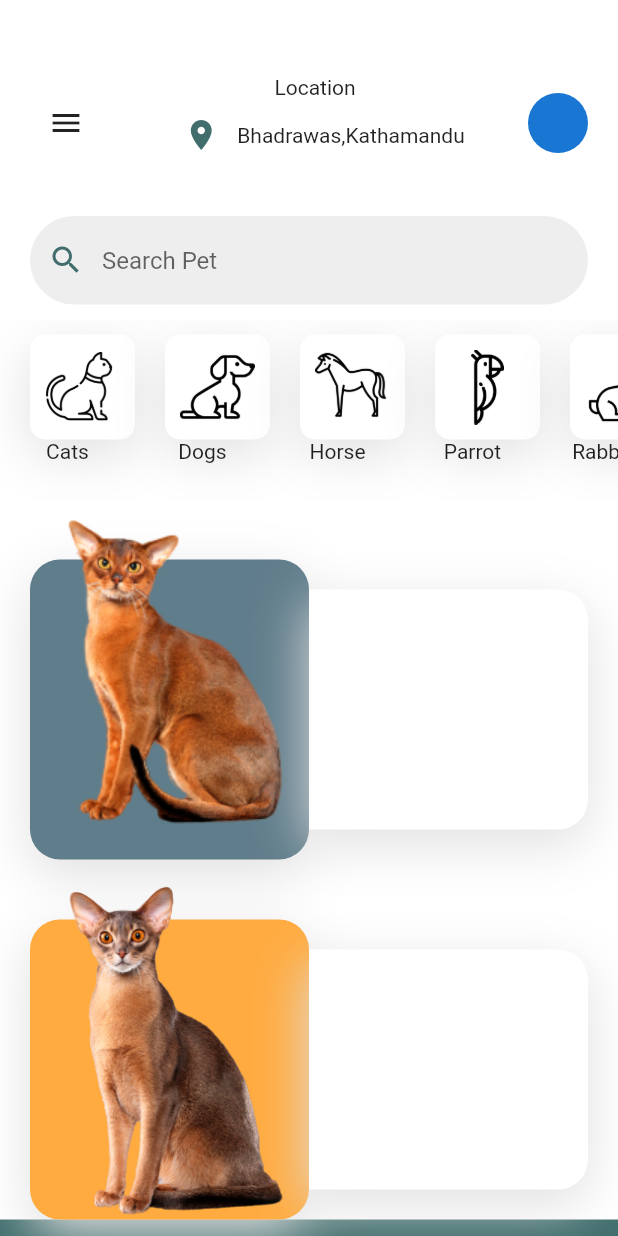
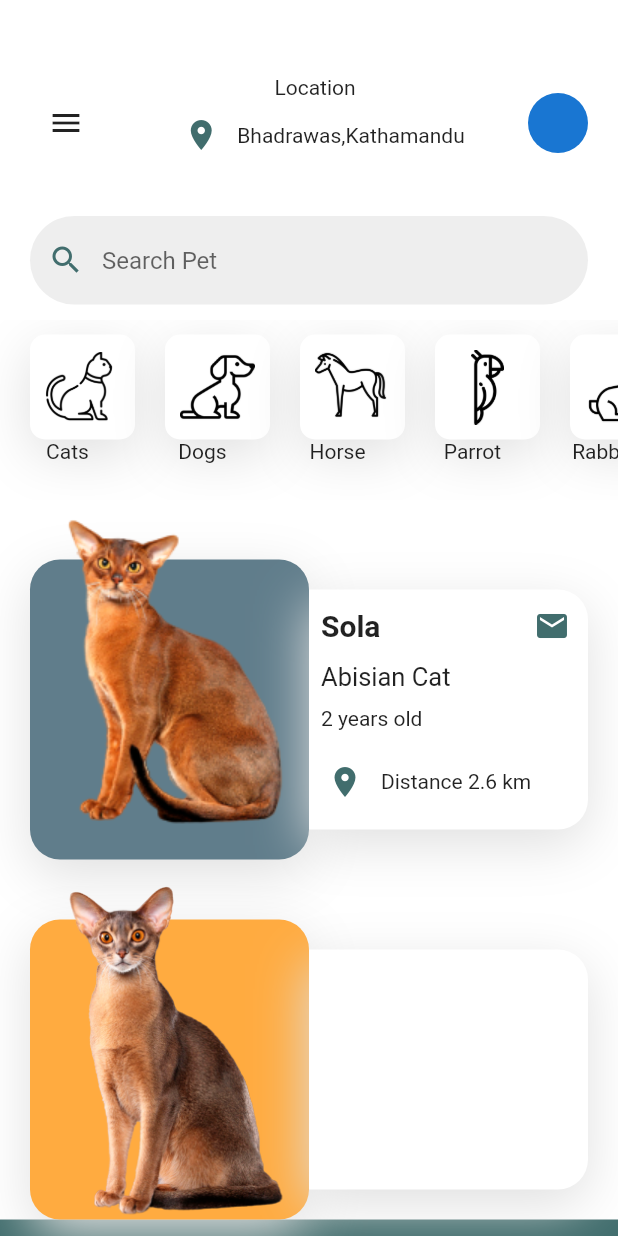
Before and after one commit to PunamPudasaini/pet-app, a Flutter app: the screen it shows after launch, on a phone screen of 412 x 824 dp. Run offline on Flutter 3.47's test engine with Material 2 defaults, Android fonts, the phone set to English and light mode, and no system bars; our stand-ins replace font_awesome_flutter.

Commit message:
"simple UI Design of Pet App"

```diff
--- a/lib/DrawerScreen.dart
+++ b/lib/DrawerScreen.dart
@@ -1,3 +1,4 @@
+import 'package:flutter/cupertino.dart';
 import 'package:flutter/material.dart';
 import 'configuration.dart';
 
@@ -10,7 +11,63 @@ class _DrawerScreenState extends State<DrawerScreen> {
   @override
   Widget build(BuildContext context) {
     return Container(
+      padding: EdgeInsets.only(top: 50, left: 10),
       color: primarycolor,
+      child: Column(
+        mainAxisAlignment: MainAxisAlignment.spaceBetween,
+        children: <Widget>[
+          Row(
+            children: <Widget>[
+              CircleAvatar(),
+              Padding(
+                padding: const EdgeInsets.only(left: 10),
+                child: Column(
+                  crossAxisAlignment: CrossAxisAlignment.start,
+             children: <Widget>[
+                 Text('Punam Pudasaini' , style: TextStyle(color: Colors.white, fontWeight: FontWeight.bold), ),
+                 Text('Active Status', style: TextStyle(color: Colors.white, fontWeight: FontWeight.bold),),
+             ],
+                ),
+              ),
+            ],
+          ),
+
+          Column(
+            children:
+              drawerItem.map((e) => Row(
+                children: <Widget>[
+                  Icon(e['Icon'], color: Colors.white, size: 40,),
+                  SizedBox(height: 20, width: 20, ),
+                  Text(e['title'], style: TextStyle(color: Colors.white, fontWeight: FontWeight.bold, fontSize: 20),),
+
+                ],
+              )).toList(),
+
+          ),
+
+
+
+
+          Row(
+            children: <Widget>[
+              IconButton(icon: Icon(Icons.settings, color: Colors.white,),),
+              SizedBox(
+                width: 10,
+              ),
+              Text('Setting',style: TextStyle(color: Colors.white, fontWeight: FontWeight.bold),),
+              SizedBox(
+                width: 10,
+              ),
+              Container(height: 20, width: 2, color: Colors.white,),
+              SizedBox(
+                width: 10,
+              ),
+              Text('Log Out',style: TextStyle(color: Colors.white, fontWeight: FontWeight.bold),),
+
+            ],
+          ),
+        ],
+      ),
     );
   }
 }
--- a/lib/HomeScreen.dart
+++ b/lib/HomeScreen.dart
@@ -1,4 +1,5 @@
 import 'package:flutter/material.dart';
+import 'package:pet_app/Screen2.dart';
 import 'configuration.dart';
 
 class HomeScreen extends StatefulWidget {
@@ -12,52 +13,61 @@ class _HomeScreenState extends State<HomeScreen> {
   double scalefactor = 1;
   bool isdrawer = false;
 
-
   @override
   Widget build(BuildContext context) {
     return AnimatedContainer(
-      transform: Matrix4.translationValues(xofset, yofset, 0)..scale(scalefactor),
-
+      transform: Matrix4.translationValues(xofset, yofset, 0)
+        ..scale(scalefactor),
+      decoration: BoxDecoration(
+        borderRadius: BorderRadius.circular(isdrawer ? 40 : 0.0),
+        color: Colors.white,
+      ),
       duration: Duration(milliseconds: 250),
-      color: Colors.white,
-
       child: SingleChildScrollView(
-
         child: Column(
           children: <Widget>[
-
             SizedBox(
               height: 50,
             ),
             Container(
-              margin: EdgeInsets.symmetric(horizontal: 20,),
+              margin: EdgeInsets.symmetric(
+                horizontal: 20,
+              ),
               child: Row(
                 mainAxisAlignment: MainAxisAlignment.spaceBetween,
                 children: <Widget>[
-                  isdrawer?IconButton(icon:  Icon(Icons.arrow_back), onPressed: (){
+                  isdrawer
+                      ? IconButton(
+                          icon: Icon(Icons.arrow_back),
+                          onPressed: () {
                             setState(() {
                               xofset = 0;
                               yofset = 0;
                               scalefactor = 1;
                               isdrawer = false;
                             });
-                  }):
-                 IconButton(icon: Icon(Icons.menu), onPressed: (){
+                          })
+                      : IconButton(
+                          icon: Icon(Icons.menu),
+                          onPressed: () {
                             setState(() {
-                     xofset=230;
-                     yofset=150;
-                     scalefactor=0.6;
-                     isdrawer=true;
+                              xofset = 230;
+                              yofset = 150;
+                              scalefactor = 0.6;
+                              isdrawer = true;
                             });
-
-                 },),
-
+                          },
+                        ),
                   Column(
                     children: <Widget>[
                       Text('Location'),
                       Row(
                         children: <Widget>[
-                          IconButton(icon: Icon(Icons.location_on, color: primarycolor,)),
+                          IconButton(
+                              icon: Icon(
+                            Icons.location_on,
+                            color: primarycolor,
+                          )),
                           Text('Bhadrawas,Kathamandu'),
                         ],
                       ),
@@ -65,11 +75,8 @@ class _HomeScreenState extends State<HomeScreen> {
                   ),
                   CircleAvatar(),
                 ],
-
-
               ),
             ),
-
             Container(
               padding: EdgeInsets.fromLTRB(20.0, 30.0, 20.0, 10.0),
               child: TextField(
@@ -78,41 +85,42 @@ class _HomeScreenState extends State<HomeScreen> {
                     borderSide: BorderSide(color: Colors.transparent),
                     borderRadius: BorderRadius.all(Radius.circular(30)),
                   ),
-
                   focusedBorder: OutlineInputBorder(
                     borderSide: BorderSide(color: primarycolor),
                     borderRadius: BorderRadius.all(Radius.circular(30)),
                   ),
-
-                  prefixIcon: Icon(Icons.search,color: primarycolor,),
+                  prefixIcon: Icon(
+                    Icons.search,
+                    color: primarycolor,
+                  ),
                   hintText: "Search Pet",
                   filled: true,
                   fillColor: Colors.grey[200],
-
-
                 ),
               ),
             ),
-
             Container(
               height: 120,
               child: ListView.builder(
                 scrollDirection: Axis.horizontal,
                 itemCount: categories.length,
-                itemBuilder: (context,index){
+                itemBuilder: (context, index) {
                   return Container(
                     child: Column(
                       children: <Widget>[
                         Container(
                           padding: EdgeInsets.all(10),
-                          margin: EdgeInsets.only(left: 20,top: 10),
+                          margin: EdgeInsets.only(left: 20, top: 10),
                           decoration: BoxDecoration(
                             color: Colors.white,
                             boxShadow: list,
                             borderRadius: BorderRadius.circular(10),
-
                           ),
-                          child: Image.asset(categories[index]['iconPath'],height: 50, width: 50,),
+                          child: Image.asset(
+                            categories[index]['iconPath'],
+                            height: 50,
+                            width: 50,
+                          ),
                         ),
                         Text(categories[index]['name']),
                       ],
@@ -121,8 +129,12 @@ class _HomeScreenState extends State<HomeScreen> {
                 },
               ),
             ),
-
-            Container(
+            GestureDetector(
+              onTap: () {
+                Navigator.push(context,
+                    MaterialPageRoute(builder: (context) => Screen2()));
+              },
+              child: Container(
                 height: 240,
                 margin: EdgeInsets.symmetric(horizontal: 20),
                 child: Row(
@@ -131,7 +143,10 @@ class _HomeScreenState extends State<HomeScreen> {
                       child: Stack(
                         children: <Widget>[
                           Container(
-                          decoration: BoxDecoration(color: Colors.blueGrey,borderRadius: BorderRadius.circular(20),boxShadow: list),
+                            decoration: BoxDecoration(
+                                color: Colors.blueGrey,
+                                borderRadius: BorderRadius.circular(20),
+                                boxShadow: list),
                             margin: EdgeInsets.only(top: 40),
                           ),
                           Align(
@@ -143,15 +158,58 @@ class _HomeScreenState extends State<HomeScreen> {
                     Expanded(
                       child: Container(
                         margin: EdgeInsets.only(top: 60, bottom: 20),
-                      decoration: BoxDecoration(color: Colors.white,boxShadow: list,borderRadius: BorderRadius.only(
+                        decoration: BoxDecoration(
+                            color: Colors.white,
+                            boxShadow: list,
+                            borderRadius: BorderRadius.only(
                               topRight: Radius.circular(20),
                               bottomRight: Radius.circular(20),
                             )),
+                        child: Column(
+                          crossAxisAlignment: CrossAxisAlignment.start,
+                          children: <Widget>[
 
+                            Padding(
+                              padding: const EdgeInsets.only(left: 8.0),
+                              child: Row(
+                                mainAxisAlignment: MainAxisAlignment.spaceBetween,
+                                children: <Widget>[
+                                  Text('Sola', style: TextStyle(fontSize: 20, fontWeight: FontWeight.bold),),
+                                  IconButton(
+                                      icon:
+                                          Icon(Icons.mail, color: primarycolor)),
+                                ],
+                              ),
+                            ),
+                            Padding(
+                              padding: const EdgeInsets.only(left: 8.0),
+                              child: Text('Abisian Cat' , style: TextStyle(fontSize: 17),),
+                            ),
+                            SizedBox(
+                              height: 10,
+                            ),
+                            Padding(
+                              padding: const EdgeInsets.only(left: 8.0),
+                              child: Text('2 years old', style: TextStyle(fontSize: 14),),
+                            ),
+                            SizedBox(
+                              height: 10,
+                            ),
+                            Row(
+                              children: <Widget>[
+                                IconButton(
+                                  icon: Icon(Icons.location_on,
+                                      color: primarycolor),
+                                ),
+                                Text('Distance 2.6 km'),
+                              ],
+                            ),
+                          ],
+                        ),
                       ),
                     )
-
                   ],
+                ),
               ),
             ),
             Container(
@@ -163,7 +221,10 @@ class _HomeScreenState extends State<HomeScreen> {
                     child: Stack(
                       children: <Widget>[
                         Container(
-                          decoration: BoxDecoration(color: Colors.orangeAccent,borderRadius: BorderRadius.circular(20),boxShadow: list),
+                          decoration: BoxDecoration(
+                              color: Colors.orangeAccent,
+                              borderRadius: BorderRadius.circular(20),
+                              boxShadow: list),
                           margin: EdgeInsets.only(top: 40),
                         ),
                         Align(
@@ -175,21 +236,19 @@ class _HomeScreenState extends State<HomeScreen> {
                   Expanded(
                     child: Container(
                       margin: EdgeInsets.only(top: 60, bottom: 20),
-                      decoration: BoxDecoration(color: Colors.white,boxShadow: list,borderRadius: BorderRadius.only(
+                      decoration: BoxDecoration(
+                          color: Colors.white,
+                          boxShadow: list,
+                          borderRadius: BorderRadius.only(
                             topRight: Radius.circular(20),
                             bottomRight: Radius.circular(20),
                           )),
-
                     ),
                   )
-
                 ],
               ),
             ),
-
-
           ],
-
         ),
       ),
     );
--- a/lib/configuration.dart
+++ b/lib/configuration.dart
@@ -1,9 +1,20 @@
 import 'package:flutter/material.dart';
+import 'package:font_awesome_flutter/font_awesome_flutter.dart';
 
 Color primarycolor = Color(0xff416d6d);
 
 List<BoxShadow> list = [
   BoxShadow(color: Colors.grey[300], blurRadius: 30, offset: Offset(0,10)),
+];
+
+List<Map> drawerItem = [
+  {'Icon': FontAwesomeIcons.paw, 'title': 'Adoption'},
+  {'Icon': Icons.mail, 'title': 'Donation'},
+  {'Icon': FontAwesomeIcons.plus, 'title': 'Add pet'},
+  {'Icon': Icons.favorite, 'title': 'Favorites'},
+  {'Icon': Icons.mail, 'title': 'Messages'},
+  {'Icon': FontAwesomeIcons.userAlt, 'title': 'Profile'},
+
 ];
 
 List<Map> categories = [
--- a/pubspec.yaml
+++ b/pubspec.yaml
@@ -28,6 +28,7 @@ dependencies:
   # The following adds the Cupertino Icons font to your application.
   # Use with the CupertinoIcons class for iOS style icons.
   cupertino_icons: ^0.1.3
+  font_awesome_flutter:
 
 dev_dependencies:
   flutter_test:
```
Also changed, not shown: lib/Screen2.dart (added, +117 -0 lines), pubspec.lock. Lines whose indentation alone changed are shown as unchanged.
